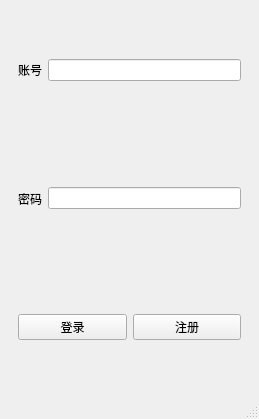
Above: mainwindow.ui from Cavendix/im_client before the change. Below: the same form after it.
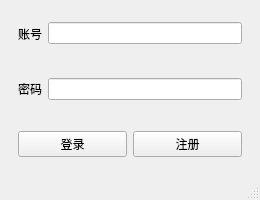
That is the form after the change.

```diff
--- a/mainwindow.ui
+++ b/mainwindow.ui
@@ -6,10 +6,22 @@
    <rect>
     <x>0</x>
     <y>0</y>
-    <width>259</width>
-    <height>419</height>
+    <width>260</width>
+    <height>200</height>
    </rect>
   </property>
+  <property name="minimumSize">
+   <size>
+    <width>260</width>
+    <height>200</height>
+   </size>
+  </property>
+  <property name="maximumSize">
+   <size>
+    <width>260</width>
+    <height>200</height>
+   </size>
+  </property>
   <property name="windowTitle">
    <string>MainWindow</string>
   </property>
```
Left out of the diff: 2 changed lines with no effect on the pictures.
